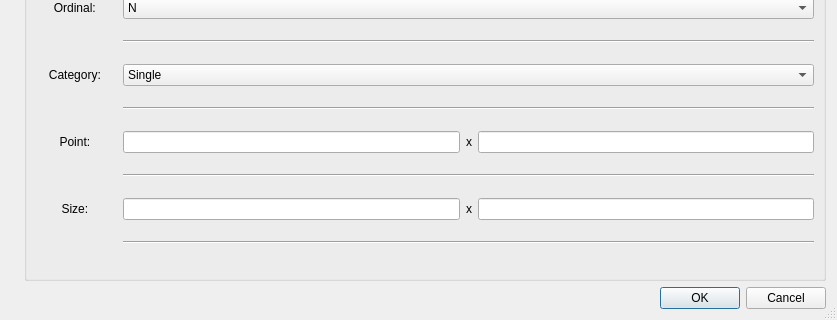
Above: resources/edit_target.ui from Oh-JongJin/js08 before the change; both pictures show x 0 to 837 and y 326 to 646 of the 837 by 646 pixel window. Below: the same form after it.
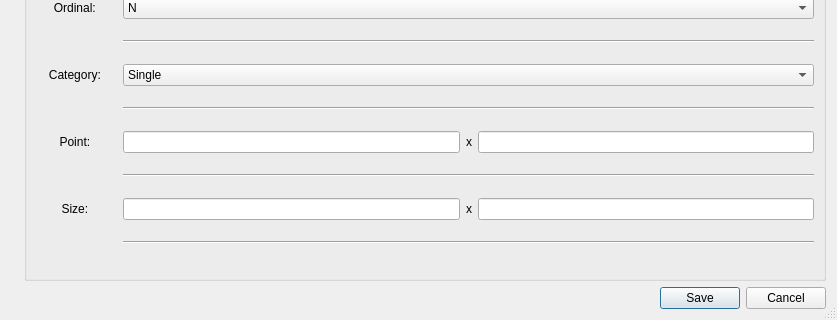
That is the form after the change.

Diff of the .ui file:
```diff
--- a/resources/edit_target.ui
+++ b/resources/edit_target.ui
@@ -315,7 +315,7 @@
    <item>
     <widget class="QDialogButtonBox" name="buttonBox">
      <property name="standardButtons">
-      <set>QDialogButtonBox::Cancel|QDialogButtonBox::Ok</set>
+      <set>QDialogButtonBox::Cancel|QDialogButtonBox::Save</set>
      </property>
     </widget>
    </item>
```
